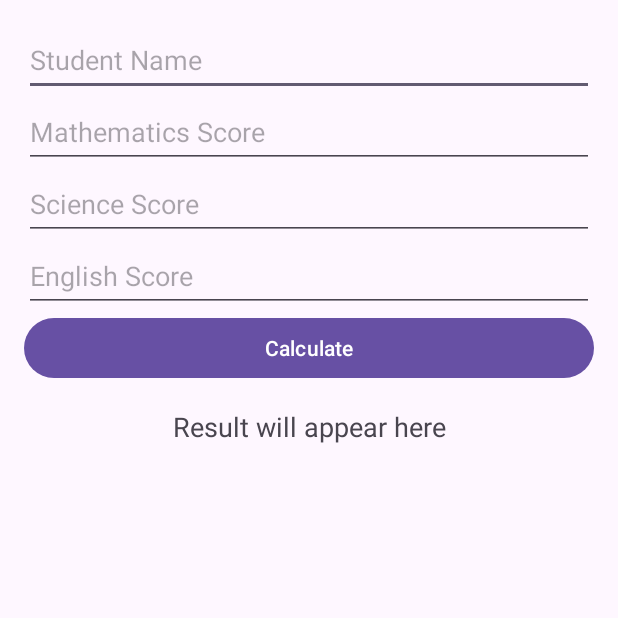
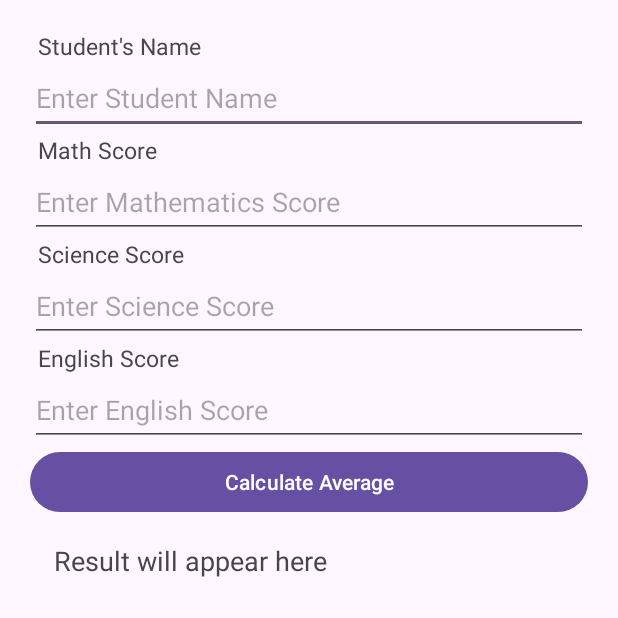
Before and after one commit to CollectingMangos/Grade-Calculator-App, an Android app: the screen it shows after launch (MainActivity), on a phone screen of 412 x 824 dp, the top half of it. Run offline under Robolectric (Android 15) with nearby library versions, the phone set to English and light mode, and no system bars.

Commit message:
Revised the look of the app by adding more TextViews

```diff
--- a/app/src/main/java/com/example/gradecalculatorapp/MainActivity.java
+++ b/app/src/main/java/com/example/gradecalculatorapp/MainActivity.java
@@ -9,47 +9,44 @@ import androidx.appcompat.app.AppCompatActivity;
 public class MainActivity extends AppCompatActivity {
 
     private EditText studentNameEditText, mathScoreEditText, scienceScoreEditText, englishScoreEditText;
-    private TextView resultTextView;
+    private TextView studentNameTextView,mathsScoreTextView, scienceScoreTextView, englishScoreTextView, resultTextView;
 
     @Override
     protected void onCreate(Bundle savedInstanceState) {
         super.onCreate(savedInstanceState);
         setContentView(R.layout.activity_main);
 
-        // Initialize views
+        studentNameTextView = findViewById(R.id.studentNameTextView);
         studentNameEditText = findViewById(R.id.studentNameEditText);
+        mathsScoreTextView = findViewById(R.id.mathsScoreTextView);
         mathScoreEditText = findViewById(R.id.mathScoreEditText);
+        scienceScoreTextView = findViewById(R.id.scienceScoreTextView);
         scienceScoreEditText = findViewById(R.id.scienceScoreEditText);
+        englishScoreTextView = findViewById(R.id.englishScoreTextView);
         englishScoreEditText = findViewById(R.id.englishScoreEditText);
         resultTextView = findViewById(R.id.resultTextView);
         Button calculateButton = findViewById(R.id.calculateButton);
 
-        // Set click listener for the calculate button
         calculateButton.setOnClickListener(v -> calculateGrade());
     }
 
     private void calculateGrade() {
-        // Retrieve input values
         String studentName = studentNameEditText.getText().toString();
         String mathScoreStr = mathScoreEditText.getText().toString();
         String scienceScoreStr = scienceScoreEditText.getText().toString();
         String englishScoreStr = englishScoreEditText.getText().toString();
 
-        // Validate input
         if (studentName.isEmpty() || mathScoreStr.isEmpty() || scienceScoreStr.isEmpty() || englishScoreStr.isEmpty()) {
             resultTextView.setText("Please fill in all fields.");
             return;
         }
 
-        // Parse scores
         int mathScore = Integer.parseInt(mathScoreStr);
         int scienceScore = Integer.parseInt(scienceScoreStr);
         int englishScore = Integer.parseInt(englishScoreStr);
 
-        // Calculate average
         int average = (mathScore + scienceScore + englishScore) / 3;
 
-        // Determine grade
         String grade;
         if (average >= 90) {
             grade = "A";
@@ -61,7 +58,6 @@ public class MainActivity extends AppCompatActivity {
             grade = "F";
         }
 
-        // Display result
         String result = "Student: " + studentName + "\nAverage: " + average + "\nGrade: " + grade;
         resultTextView.setText(result);
     }
--- a/app/src/main/res/layout/activity_main.xml
+++ b/app/src/main/res/layout/activity_main.xml
@@ -1,38 +1,75 @@
 <?xml version="1.0" encoding="utf-8"?>
 <LinearLayout xmlns:android="http://schemas.android.com/apk/res/android"
+    xmlns:tools="http://schemas.android.com/tools"
     android:layout_width="match_parent"
     android:layout_height="match_parent"
     android:orientation="vertical"
-    android:padding="16dp">
+    android:padding="20dp">
+
+    <TextView
+        android:id="@+id/studentNameTextView"
+        android:layout_width="match_parent"
+        android:layout_height="wrap_content"
+        android:text="Student's Name"
+        android:textSize="15sp"
+        android:paddingLeft="5sp"
+        tools:ignore="TextSizeCheck" />
 
     <EditText
         android:id="@+id/studentNameEditText"
         android:layout_width="match_parent"
         android:layout_height="wrap_content"
-        android:hint="Student Name"
+        android:hint="Enter Student Name"
         android:minHeight="48dp" />
+
+    <TextView
+        android:id="@+id/mathsScoreTextView"
+        android:layout_width="match_parent"
+        android:layout_height="wrap_content"
+        android:text="Math Score"
+        android:textSize="15sp"
+        android:paddingLeft="5sp"
+        tools:ignore="TextSizeCheck" />
 
     <EditText
         android:id="@+id/mathScoreEditText"
         android:layout_width="match_parent"
         android:layout_height="wrap_content"
-        android:hint="Mathematics Score"
+        android:hint="Enter Mathematics Score"
         android:inputType="number"
         android:minHeight="48dp" />
+
+    <TextView
+        android:id="@+id/scienceScoreTextView"
+        android:layout_width="match_parent"
+        android:layout_height="wrap_content"
+        android:text="Science Score"
+        android:textSize="15sp"
+        android:paddingLeft="5sp"
+        tools:ignore="TextSizeCheck" />
 
     <EditText
         android:id="@+id/scienceScoreEditText"
         android:layout_width="match_parent"
         android:layout_height="wrap_content"
-        android:hint="Science Score"
+        android:hint="Enter Science Score"
         android:inputType="number"
         android:minHeight="48dp" />
+
+    <TextView
+        android:id="@+id/englishScoreTextView"
+        android:layout_width="match_parent"
+        android:layout_height="wrap_content"
+        android:text="English Score"
+        android:textSize="15sp"
+        android:paddingLeft="5sp"
+        tools:ignore="TextSizeCheck" />
 
     <EditText
         android:id="@+id/englishScoreEditText"
         android:layout_width="match_parent"
         android:layout_height="wrap_content"
-        android:hint="English Score"
+        android:hint="Enter English Score"
         android:inputType="number"
         android:minHeight="48dp" />
 
@@ -40,7 +77,7 @@
         android:id="@+id/calculateButton"
         android:layout_width="match_parent"
         android:layout_height="wrap_content"
-        android:text="Calculate" />
+        android:text="Calculate Average" />
 
     <TextView
         android:id="@+id/resultTextView"
@@ -48,6 +85,6 @@
         android:layout_height="wrap_content"
         android:text="Result will appear here"
         android:textSize="18sp"
-        android:gravity="center"
+        android:gravity="left"
         android:padding="16dp" />
 </LinearLayout>
```
